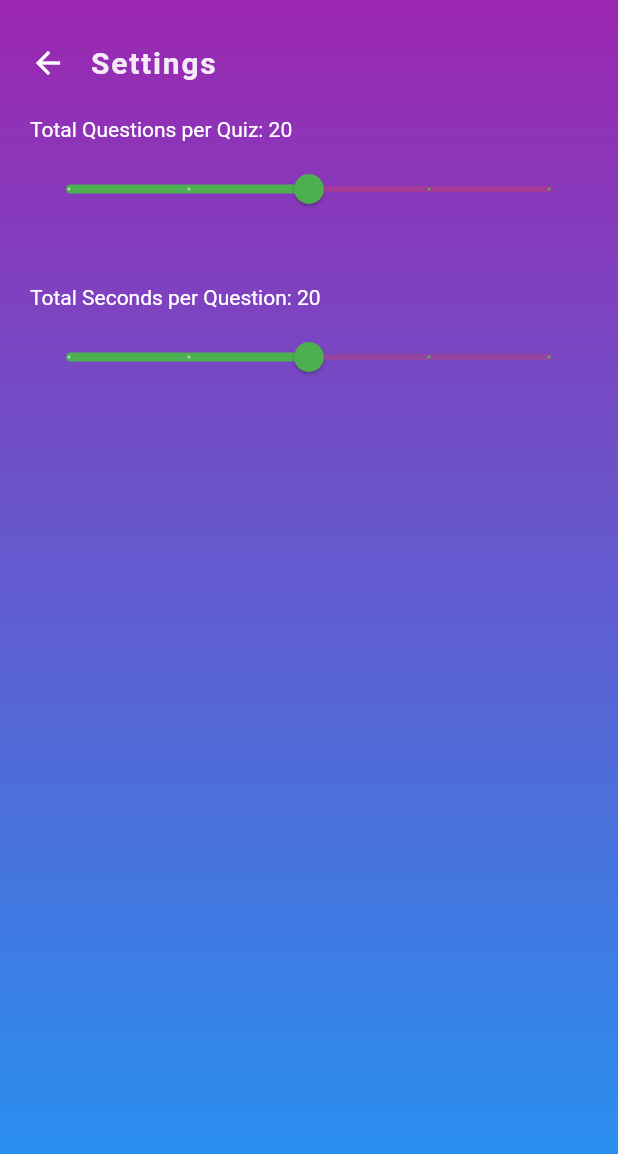
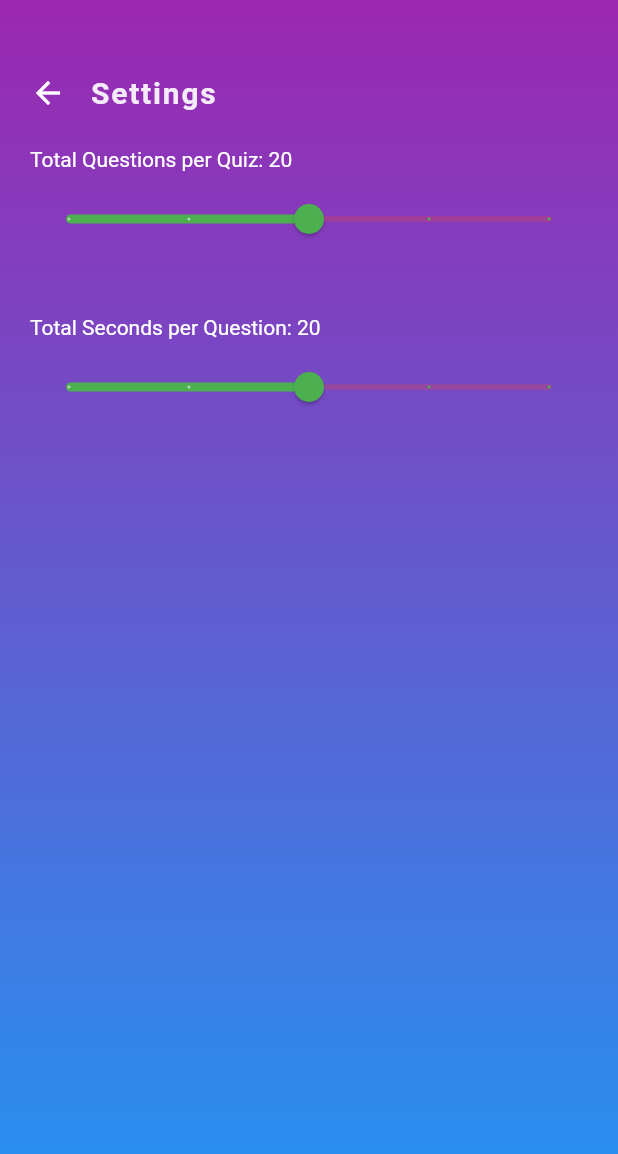
Before and after one commit to abidroid/biology_quiz, a Flutter app: the screen it shows after launch, after a tap on the "settings" icon, on a phone screen of 412 x 824 dp. Shown: the top 1154 px of the screen. Run offline on Flutter 3.47's test engine with Material 2 defaults, Android fonts, the phone set to English and light mode, and no system bars; our stand-ins replace cloud_firestore, connectivity, flutter_spinkit, flutter_swiper, shared_preferences; accounts and stored records are empty.

Commit message:
app icon added, top margin updated

```diff
--- a/lib/main.dart
+++ b/lib/main.dart
@@ -10,6 +10,7 @@ class MyApp extends StatelessWidget {
   @override
   Widget build(BuildContext context) {
     return MaterialApp(
+      debugShowCheckedModeBanner: false,
       title: 'Biology Quiz',
       theme: ThemeData(
         primarySwatch: Colors.red,
--- a/lib/screens/correct_anwers_screen.dart
+++ b/lib/screens/correct_anwers_screen.dart
@@ -31,7 +31,7 @@ class _CorrectAnswersScreenState extends State<CorrectAnswersScreen> {
   Widget build(BuildContext context) {
     return Scaffold(
         body: Container(
-      padding: const EdgeInsets.symmetric(vertical: 30, horizontal: 10),
+          padding: const EdgeInsets.only(left: 20, right: 20, top: 50, bottom: 10),
       decoration: BoxDecoration(
         gradient: LinearGradient(
             begin: Alignment.topCenter,
--- a/lib/screens/home_screen.dart
+++ b/lib/screens/home_screen.dart
@@ -30,7 +30,8 @@ class _HomeScreenState extends State<HomeScreen> {
           //mainAxisAlignment: MainAxisAlignment.center,
           children: <Widget>[
             Container(
-              margin: const EdgeInsets.symmetric(vertical: 30, horizontal: 20),
+              //margin: const EdgeInsets.symmetric(vertical: 30, horizontal: 20),
+              margin: const EdgeInsets.only(left: 20, right: 20, top: 50, bottom: 10),
               child: Row(
                 mainAxisAlignment: MainAxisAlignment.spaceBetween,
                 crossAxisAlignment: CrossAxisAlignment.start,
--- a/lib/screens/questions_screen.dart
+++ b/lib/screens/questions_screen.dart
@@ -70,7 +70,9 @@ class _QuestionsScreenState extends State<QuestionsScreen> {
       onWillPop: () async => false,
       child: Scaffold(
         body: Container(
-          padding: const EdgeInsets.symmetric(vertical: 30, horizontal: 10),
+          //padding: const EdgeInsets.symmetric(vertical: 30, horizontal: 10),
+          padding: const EdgeInsets.only(left: 20, right: 20, top: 50, bottom: 10),
+
           decoration: BoxDecoration(
             gradient: LinearGradient(
                 begin: Alignment.topCenter,
--- a/lib/screens/result_screen.dart
+++ b/lib/screens/result_screen.dart
@@ -20,7 +20,7 @@ class _ResultScreenState extends State<ResultScreen> {
   Widget build(BuildContext context) {
     return Scaffold(
       body: Container(
-        padding: const EdgeInsets.symmetric(vertical: 30, horizontal: 10),
+        padding: const EdgeInsets.only(left: 20, right: 20, top: 50, bottom: 10),
 
         decoration: BoxDecoration(
             gradient: LinearGradient(
--- a/lib/screens/settings_screen.dart
+++ b/lib/screens/settings_screen.dart
@@ -22,7 +22,7 @@ class _SettingsScreenState extends State<SettingsScreen> {
   Widget build(BuildContext context) {
     return Scaffold(
       body: Container(
-        padding: const EdgeInsets.symmetric(vertical: 30, horizontal: 20),
+        padding: const EdgeInsets.only(left: 20, right: 20, top: 50, bottom: 10),
         decoration: BoxDecoration(
             gradient: LinearGradient(
                 begin: Alignment.topCenter,
```
Also changed, not shown: pubspec.yaml (+7 -0 lines), assets/images/icon.png (added), pubspec.lock, 30 other files.
